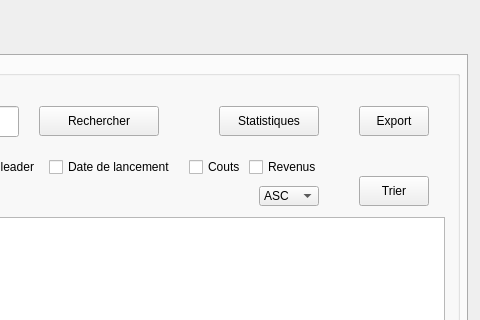
First picture: the form in Khalil SRIDI/gestionAmelioration/mainwindow.ui, repository KhalilSRIDI/Smart_Factory_2A1, before the edit; both pictures show x 743 to 1223 and y 0 to 320 of the 1223 by 670 pixel window.
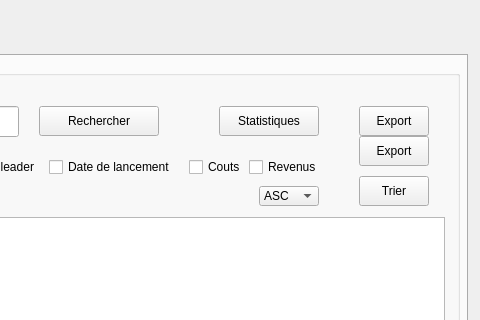
Second picture: the form after the edit.

```diff
--- a/Khalil SRIDI/gestionAmelioration/mainwindow.ui
+++ b/Khalil SRIDI/gestionAmelioration/mainwindow.ui
@@ -517,6 +517,19 @@
         </property>
        </item>
       </widget>
+      <widget class="QPushButton" name="pushButtonExportP_2">
+       <property name="geometry">
+        <rect>
+         <x>650</x>
+         <y>80</y>
+         <width>70</width>
+         <height>30</height>
+        </rect>
+       </property>
+       <property name="text">
+        <string>Export</string>
+       </property>
+      </widget>
      </widget>
      <widget class="QWidget" name="verticalLayoutWidget">
       <property name="geometry">
```
